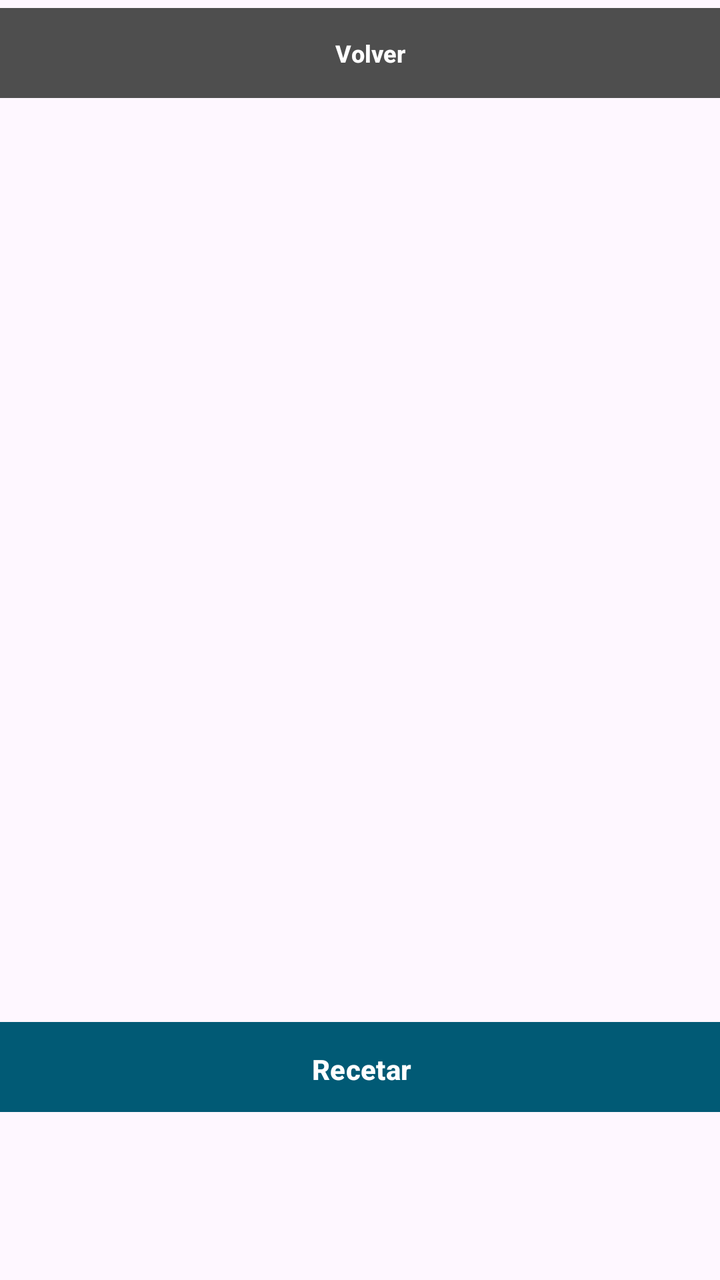
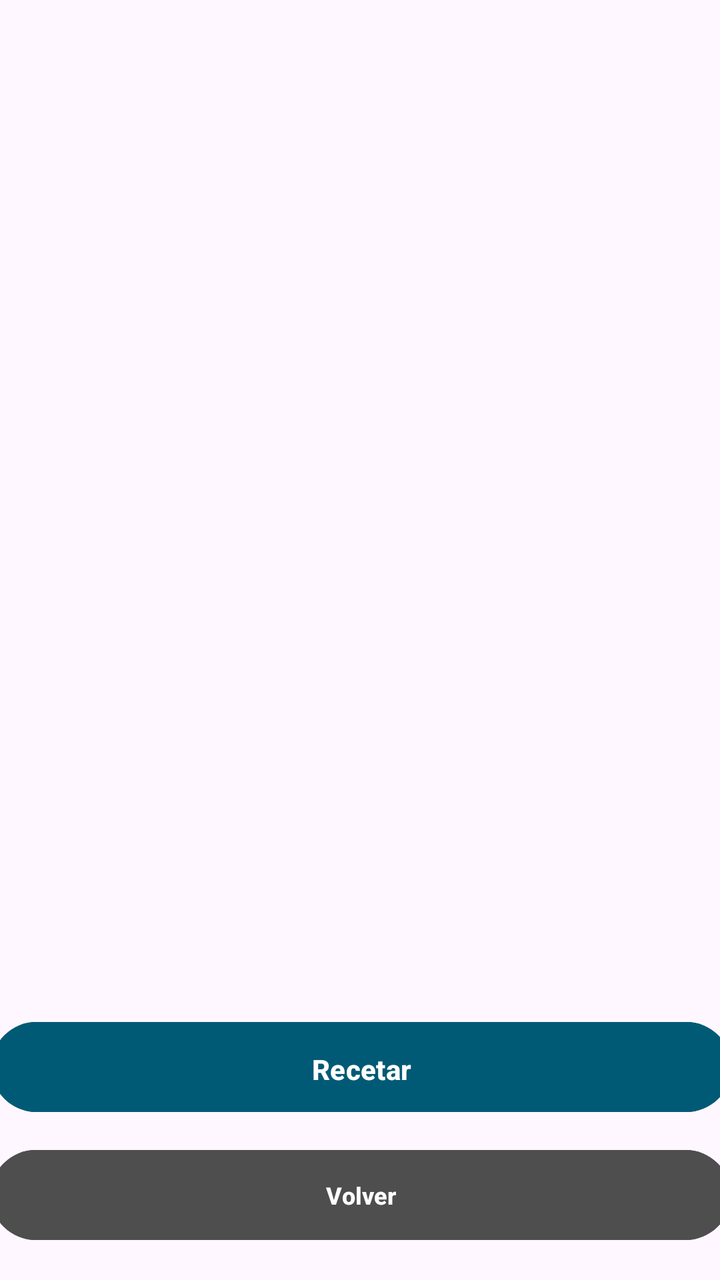

Screens rendered from an Android XML layout before and after an edit, with the pre-edit source and the edit as a unified diff.
<!-- AndroidManifest.xml: application theme Theme.MobilesVC -->
<!-- res/layout/recetas_view.xml -->
<?xml version="1.0" encoding="utf-8"?>
<androidx.constraintlayout.widget.ConstraintLayout xmlns:android="http://schemas.android.com/apk/res/android"
    xmlns:app="http://schemas.android.com/apk/res-auto"
    xmlns:tools="http://schemas.android.com/tools"
    android:layout_width="match_parent"
    android:layout_height="match_parent">

    <Button
        android:id="@+id/vToRecetasCrear"
        android:layout_width="370dp"
        android:layout_height="53dp"
        android:layout_marginTop="48dp"
        android:layout_marginBottom="80dp"
        android:backgroundTint="#015A75"
        android:paddingVertical="14dp"
        android:text="Recetar"
        android:textStyle="bold"
        app:cornerRadius="@dimen/item_transform_image_length"
        app:layout_constraintBottom_toBottomOf="parent"
        app:layout_constraintEnd_toEndOf="parent"
        app:layout_constraintHorizontal_bias="0.487"
        app:layout_constraintStart_toStartOf="parent"
        app:layout_constraintTop_toBottomOf="@+id/etClave" />

    <Button
        android:id="@+id/vVolverRecetas"
        android:layout_width="370dp"
        android:layout_height="53dp"
        android:layout_marginHorizontal="24dp"
        android:backgroundTint="#4E4E4E"
        android:paddingVertical="10dp"
        android:text="Volver"
        android:textSize="12sp"
        android:textStyle="bold"
        android:visibility="visible"
        app:cornerRadius="@dimen/item_transform_image_length"
        tools:layout_editor_absoluteX="20dp"
        tools:layout_editor_absoluteY="662dp" />

    <androidx.recyclerview.widget.RecyclerView
        android:id="@+id/vRecetasList"
        android:layout_width="411dp"
        android:layout_height="591dp"
        android:layout_marginBottom="2dp"
        app:layout_constraintBottom_toBottomOf="parent"
        app:layout_constraintEnd_toEndOf="parent"
        app:layout_constraintHorizontal_bias="0.0"
        app:layout_constraintStart_toStartOf="parent"
        app:layout_constraintTop_toTopOf="parent"
        app:layout_constraintVertical_bias="0.0" />
</androidx.constraintlayout.widget.ConstraintLayout>
<!-- resources referenced by this layout -->
<resources>
  <style name="Theme.MobilesVC" parent="Base.Theme.MobilesVC" />
  <style name="Base.Theme.MobilesVC" parent="Theme.Material3.DayNight.NoActionBar">
          
          
      </style>
</resources>

<!-- the commit's change to res/layout/recetas_view.xml (unified diff, before → after) -->
@@ -15,27 +15,28 @@
         android:paddingVertical="14dp"
         android:text="Recetar"
         android:textStyle="bold"
-        app:cornerRadius="@dimen/item_transform_image_length"
         app:layout_constraintBottom_toBottomOf="parent"
         app:layout_constraintEnd_toEndOf="parent"
         app:layout_constraintHorizontal_bias="0.487"
-        app:layout_constraintStart_toStartOf="parent"
-        app:layout_constraintTop_toBottomOf="@+id/etClave" />
+        app:layout_constraintStart_toStartOf="parent" />
 
     <Button
         android:id="@+id/vVolverRecetas"
         android:layout_width="370dp"
         android:layout_height="53dp"
         android:layout_marginHorizontal="24dp"
+        android:layout_marginStart="21dp"
+        android:layout_marginEnd="21dp"
+        android:layout_marginBottom="16dp"
         android:backgroundTint="#4E4E4E"
         android:paddingVertical="10dp"
         android:text="Volver"
         android:textSize="12sp"
         android:textStyle="bold"
         android:visibility="visible"
-        app:cornerRadius="@dimen/item_transform_image_length"
-        tools:layout_editor_absoluteX="20dp"
-        tools:layout_editor_absoluteY="662dp" />
+        app:layout_constraintBottom_toBottomOf="parent"
+        app:layout_constraintEnd_toEndOf="parent"
+        app:layout_constraintStart_toStartOf="parent" />
 
     <androidx.recyclerview.widget.RecyclerView
         android:id="@+id/vRecetasList"
